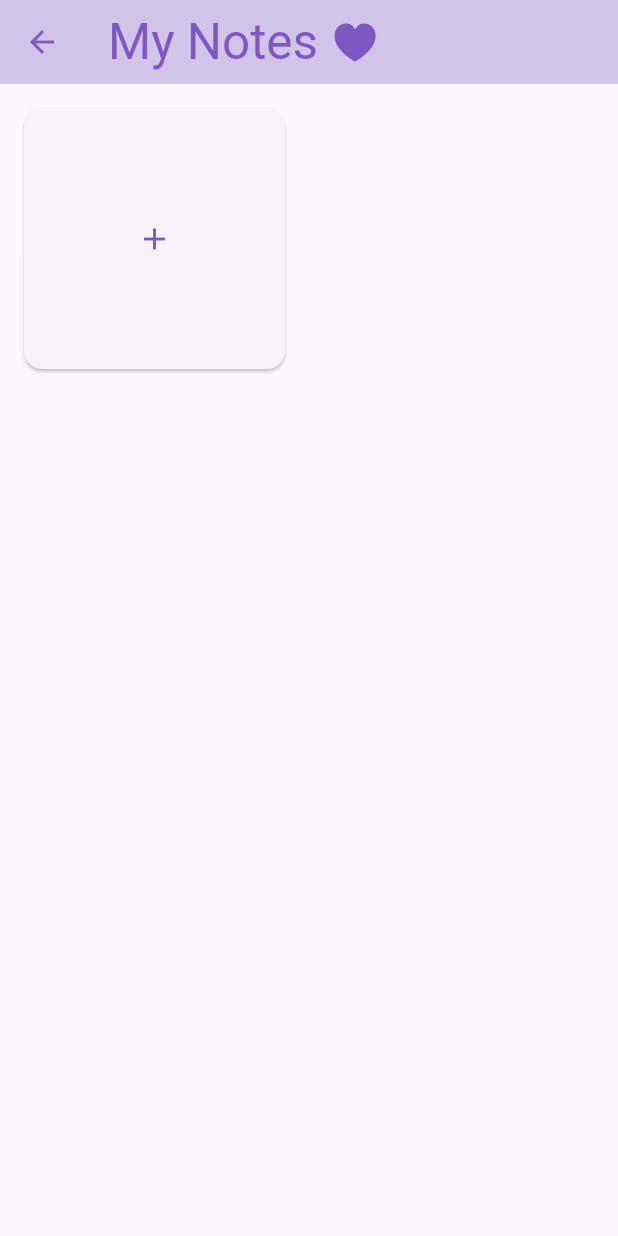
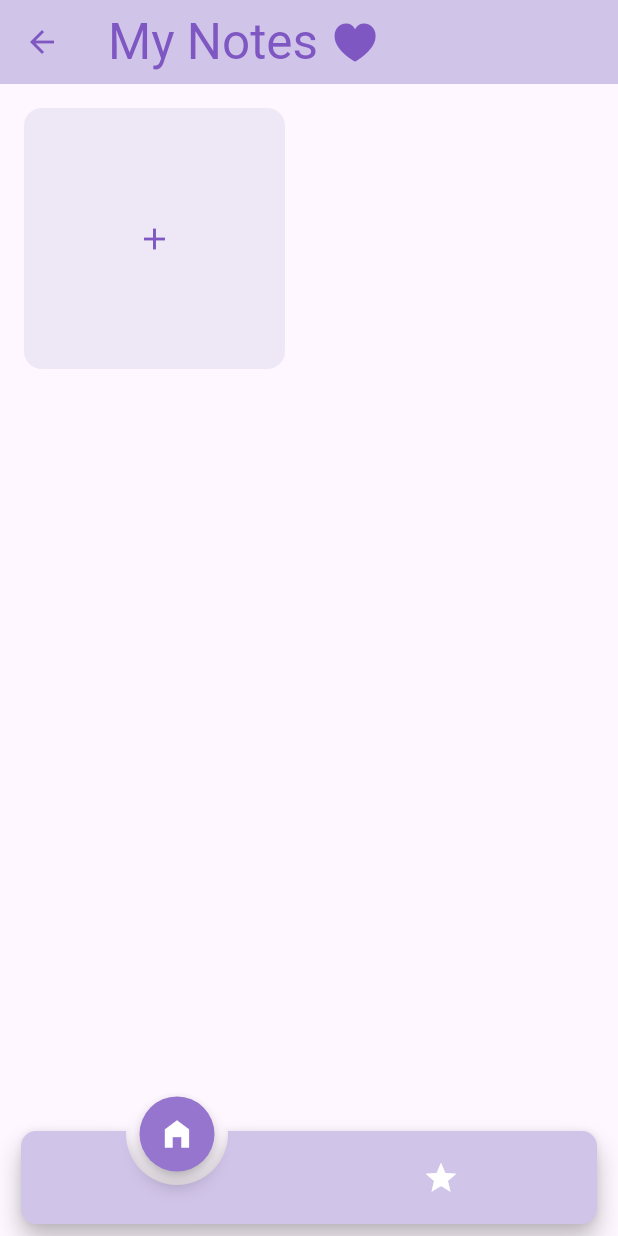
Before and after one commit to riddhisf/notes_app, a Flutter app: the HomePage screen opened directly, after a tap on the "add" icon, on a phone screen of 412 x 824 dp. Run offline on Flutter 3.47's test engine with Material 3 defaults, Android fonts, the phone set to English and light mode, and no system bars; drawn by our look-alikes of animated_notch_bottom_bar.

Commit message:
added navbar

```diff
--- a/lib/homepage.dart
+++ b/lib/homepage.dart
@@ -1,5 +1,7 @@
 import 'package:flutter/cupertino.dart';
 import 'package:flutter/material.dart';
+import 'dart:developer';
+import 'package:animated_notch_bottom_bar/animated_notch_bottom_bar/animated_notch_bottom_bar.dart';
 
 class HomePage extends StatefulWidget {
   static const String routeName = 'home_page';
@@ -11,27 +13,22 @@ class HomePage extends StatefulWidget {
 }
 
 class _HomePageState extends State<HomePage> {
-  List<Widget> cards = []; // List to hold cards
+  final _pageController = PageController(initialPage: 0);
+  final _controller = NotchBottomBarController(index: 0);
+
+  int maxCount = 2;
 
   @override
-  void initState() {
-    super.initState();
-    cards.add(
-      Card(
-        margin: EdgeInsets.all(16.0),
-        child: Padding(
-          padding: const EdgeInsets.all(50.0),
-          child: IconButton(
-            onPressed: () {},
-            icon: Icon(
-              Icons.add,
-            ),
-            color: Colors.deepPurple[400],
-          ),
-        ),
-      ),
-    );
+  void dispose() {
+    _pageController.dispose();
+    super.dispose();
   }
+
+  /// widget list
+  final List<Widget> bottomBarPages = [
+    General(),
+    const Favorite(),
+  ];
 
   @override
   Widget build(BuildContext context) {
@@ -57,10 +54,112 @@ class _HomePageState extends State<HomePage> {
           ],
         ),
       ),
-      body: GridView.count(
-        crossAxisCount: 2, // Number of columns in the grid
-        children: cards, // Display cards from the list
+      body: PageView(
+        controller: _pageController,
+        physics: const NeverScrollableScrollPhysics(),
+        children: List.generate(
+          bottomBarPages.length,
+          (index) => bottomBarPages[index],
+        ),
+      ),
+      extendBody: false,
+      bottomNavigationBar: (bottomBarPages.length <= maxCount)
+          ? AnimatedNotchBottomBar(
+              notchBottomBarController: _controller,
+              color: Colors.deepPurple.shade100,
+              showLabel: false,
+              shadowElevation: 0,
+              kBottomRadius: 10.0,
+              notchColor: Colors.deepPurple.shade300,
+              removeMargins: false,
+              bottomBarWidth: MediaQuery.of(context).size.width,
+              showShadow: true,
+              durationInMilliSeconds: 300,
+              elevation: 0,
+              bottomBarItems: const [
+                BottomBarItem(
+                  inActiveItem: Icon(
+                    Icons.home_filled,
+                    color: Colors.white,
+                  ),
+                  activeItem: Icon(
+                    Icons.home_filled,
+                    color: Colors.white,
+                  ),
+                  itemLabel: 'General',
+                ),
+                BottomBarItem(
+                  inActiveItem: Icon(
+                    Icons.star,
+                    color: Colors.white,
+                  ),
+                  activeItem: Icon(
+                    Icons.star,
+                    color: Colors.white,
+                  ),
+                  itemLabel: 'Favorite',
+                ),
+              ],
+              onTap: (index) {
+                /// perform action on tab change and to update pages you can update pages without pages
+                log('current selected index $index');
+                _pageController.jumpToPage(index);
+              },
+              kIconSize: MediaQuery.of(context).size.height * 0.045,
+            )
+          : null,
+    );
+  }
+}
+
+class General extends StatefulWidget {
+  const General({Key? key}) : super(key: key);
+
+  @override
+  State<General> createState() => _GeneralState();
+}
+
+class _GeneralState extends State<General> {
+  List<Widget> cards = [];
+  // List to hold cards
+
+  @override
+  void initState() {
+    super.initState();
+    cards.add(
+      Card(
+        elevation: 0,
+        color: Colors.deepPurple.shade50,
+        margin: EdgeInsets.all(16.0),
+        child: Padding(
+          padding: const EdgeInsets.all(50.0),
+          child: IconButton(
+            onPressed: () {},
+            icon: Icon(
+              Icons.add,
+            ),
+            color: Colors.deepPurple[400],
+          ),
+        ),
       ),
     );
   }
+
+  @override
+  Widget build(BuildContext context) {
+    return GridView.count(
+      crossAxisCount: 2, // Number of columns in the grid
+      children: cards, // Display cards from the list
+    );
+  }
 }
+
+class Favorite extends StatelessWidget {
+  const Favorite({Key? key}) : super(key: key);
+
+  @override
+  Widget build(BuildContext context) {
+    return Container(
+        color: Colors.white, child: const Center(child: Text('Favorite')));
+  }
+}
--- a/pubspec.yaml
+++ b/pubspec.yaml
@@ -9,8 +9,9 @@ environment:
 dependencies:
   flutter:
     sdk: flutter
-  flutter_animated_icons: ^1.0.1
   cupertino_icons: ^1.0.2
+  animated_notch_bottom_bar: ^1.0.2
+  animated_icon: ^0.0.9
 
 
 dev_dependencies:
```
Also changed, not shown: pubspec.lock, 2 other files.
